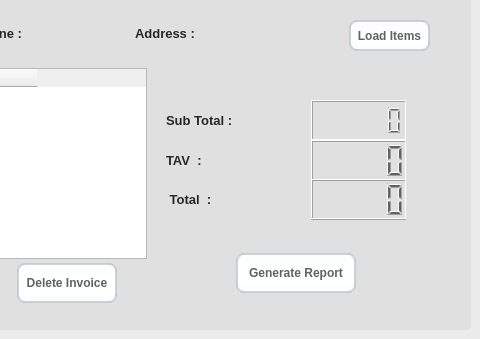
Before: the Qt Designer form main.ui in alaeddinem2/InvoicesSystem, drawn with Qt 5; both pictures show x 373 to 853 and y 222 to 561 of the 853 by 561 pixel window.
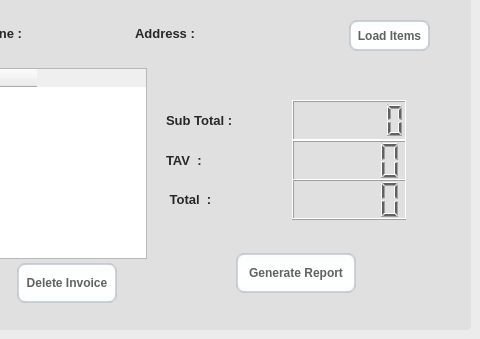
After: the same form once the commit is applied. Icons and pictures are not drawn.

Diff of the .ui file:
```diff
--- a/main.ui
+++ b/main.ui
@@ -883,8 +883,8 @@
            <widget class="QLCDNumber" name="subTotal">
             <property name="maximumSize">
              <size>
-              <width>96</width>
-              <height>53</height>
+              <width>115</width>
+              <height>52</height>
              </size>
             </property>
             <property name="font">
@@ -931,7 +931,7 @@
            <widget class="QLCDNumber" name="TAV">
             <property name="maximumSize">
              <size>
-              <width>96</width>
+              <width>115</width>
               <height>52</height>
              </size>
             </property>
@@ -967,7 +967,7 @@
            <widget class="QLCDNumber" name="Total">
             <property name="maximumSize">
              <size>
-              <width>96</width>
+              <width>115</width>
               <height>52</height>
              </size>
             </property>
```
